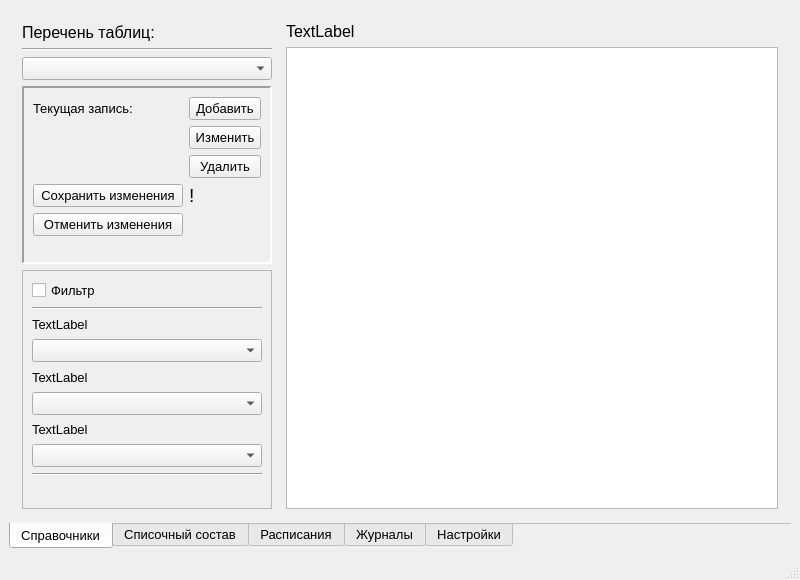
Before: the Qt Designer form widgets/MainWindow.ui in AlexanderSokolov69/Journals, drawn with Qt 5.
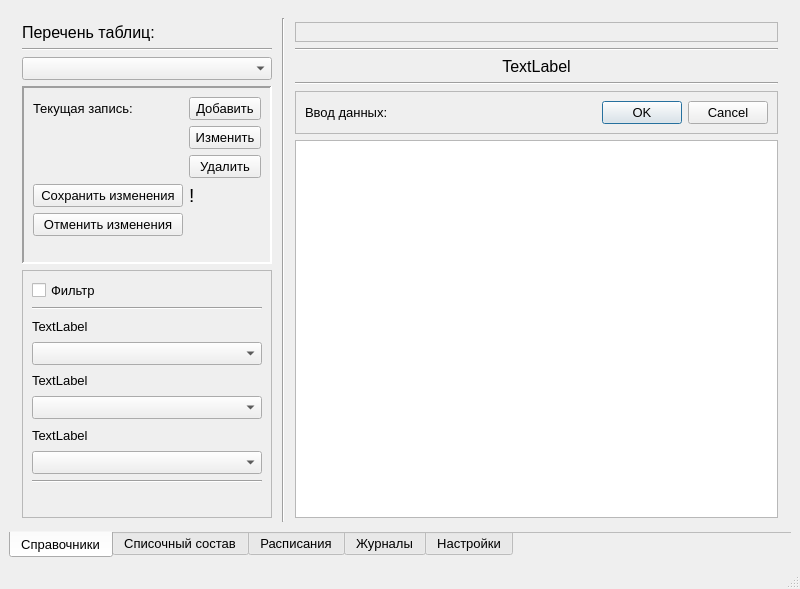
After: the same form once the commit is applied. Icons and pictures are not drawn.

Patch:
```diff
--- a/widgets/MainWindow.ui
+++ b/widgets/MainWindow.ui
@@ -7,7 +7,7 @@
     <x>0</x>
     <y>0</y>
     <width>800</width>
-    <height>580</height>
+    <height>589</height>
    </rect>
   </property>
   <property name="minimumSize">
@@ -384,6 +384,13 @@
           </item>
          </layout>
         </item>
+        <item>
+         <widget class="Line" name="line_6">
+          <property name="orientation">
+           <enum>Qt::Vertical</enum>
+          </property>
+         </widget>
+        </item>
         <item>
          <layout class="QVBoxLayout" name="verticalLayout_3">
           <property name="leftMargin">
@@ -398,6 +405,29 @@
           <property name="bottomMargin">
            <number>4</number>
           </property>
+          <item>
+           <widget class="QFrame" name="frame_3">
+            <property name="minimumSize">
+             <size>
+              <width>0</width>
+              <height>20</height>
+             </size>
+            </property>
+            <property name="frameShape">
+             <enum>QFrame::StyledPanel</enum>
+            </property>
+            <property name="frameShadow">
+             <enum>QFrame::Raised</enum>
+            </property>
+           </widget>
+          </item>
+          <item>
+           <widget class="Line" name="line_4">
+            <property name="orientation">
+             <enum>Qt::Horizontal</enum>
+            </property>
+           </widget>
+          </item>
           <item>
            <widget class="QLabel" name="tableLabel">
             <property name="font">
@@ -408,6 +438,48 @@
             <property name="text">
              <string>TextLabel</string>
             </property>
+            <property name="alignment">
+             <set>Qt::AlignCenter</set>
+            </property>
+           </widget>
+          </item>
+          <item>
+           <widget class="Line" name="line_5">
+            <property name="orientation">
+             <enum>Qt::Horizontal</enum>
+            </property>
+           </widget>
+          </item>
+          <item>
+           <widget class="QFrame" name="editFrame">
+            <property name="minimumSize">
+             <size>
+              <width>0</width>
+              <height>0</height>
+             </size>
+            </property>
+            <property name="frameShape">
+             <enum>QFrame::StyledPanel</enum>
+            </property>
+            <property name="frameShadow">
+             <enum>QFrame::Raised</enum>
+            </property>
+            <layout class="QGridLayout" name="gridLayout">
+             <item row="0" column="0">
+              <widget class="QLabel" name="label_6">
+               <property name="text">
+                <string>Ввод данных:</string>
+               </property>
+              </widget>
+             </item>
+             <item row="0" column="1">
+              <widget class="QDialogButtonBox" name="buttonEditFrame">
+               <property name="standardButtons">
+                <set>QDialogButtonBox::Cancel|QDialogButtonBox::Ok</set>
+               </property>
+              </widget>
+             </item>
+            </layout>
            </widget>
           </item>
           <item>
```
Left out of the diff: 29 changed lines with no effect on the pictures.
